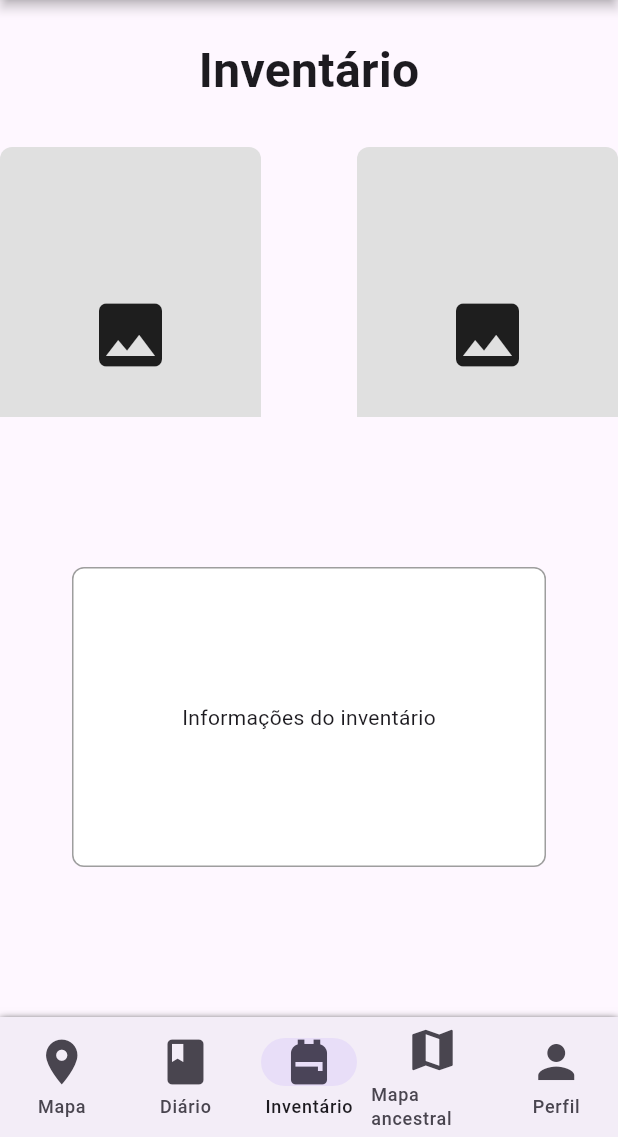
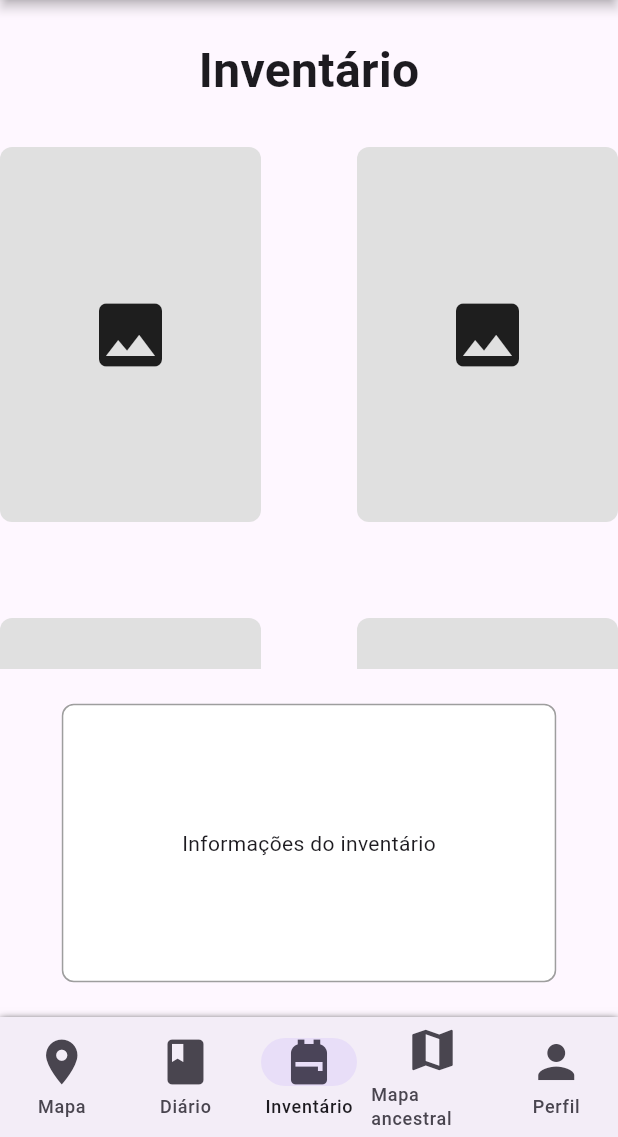
Before and after one commit to TinhoFZ/PI, a Flutter app: the screen it shows after launch, item 3 of the bottom bar chosen, on a phone screen of 412 x 824 dp, the part 99-1236 px from its top. Run offline on Flutter 3.47's test engine with Material 3 defaults, Android fonts, the phone set to English and light mode, and no system bars.

Commit message:
Inventario agora usa expanded
Agora inventário usa elementos expanded para ficar melhor em outros tamanhos de tela

```diff
--- a/lib/views/inventario.dart
+++ b/lib/views/inventario.dart
@@ -18,6 +18,9 @@ class _InventarioState extends State<Inventario> {
 
   @override
   Widget build(BuildContext context) {
+    final tamanhoTela = MediaQuery.sizeOf(context);
+    final pixelRatio = MediaQuery.devicePixelRatioOf(context);
+
     return Column(
       children: [
         Padding(
@@ -31,6 +34,7 @@ class _InventarioState extends State<Inventario> {
           ),
         ),
         Expanded(
+          flex: 6,
           child: Center(
             child: SizedBox(
               width: 564,
@@ -70,15 +74,16 @@ class _InventarioState extends State<Inventario> {
             ),
           ),
         ),
-        SizedBox(
-          height: 400,
+        Expanded(
+          flex: 4,
           child: Align(
             alignment: Alignment.center,
-            child:
-            Padding(
-              padding: const EdgeInsets.symmetric(horizontal: 48.0),
+            child: LayoutBuilder(
+              builder: (context, constraints) {
+                return Center(
                   child: Container(
-                height: 200,
+                    width: constraints.maxWidth * 0.8,
+                    height: constraints.maxHeight * 0.8,
                     decoration: BoxDecoration(
                       color: Colors.white,
                       border: Border.all(
@@ -92,6 +97,8 @@ class _InventarioState extends State<Inventario> {
                       child: Text('Informações do inventário'),
                     ),
                   ),
+                );
+              },
             ),
           ),
         ),
```
Lines whose indentation alone changed are shown as unchanged.
